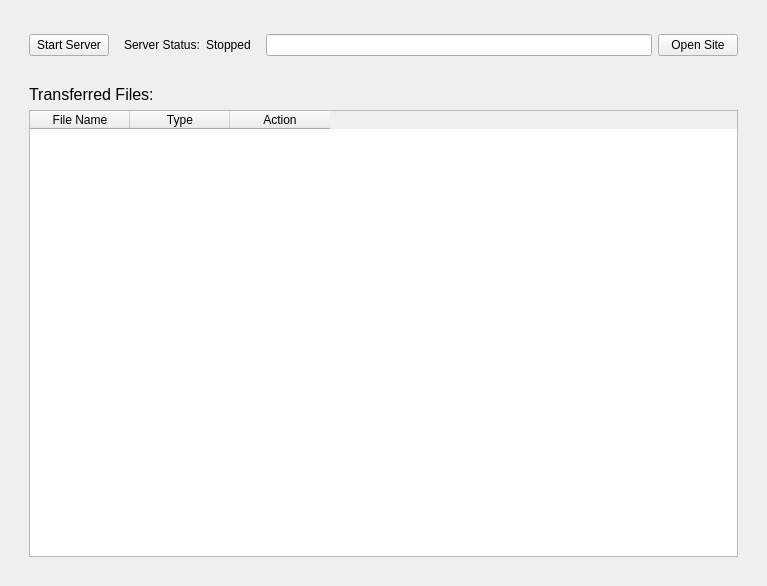
This is STS-PLUGIN-WIFT/WIFT.ui in MaxTheSpy/STS-PLUGIN-WIFT as Qt 5 draws it before an edit. The edited form follows.
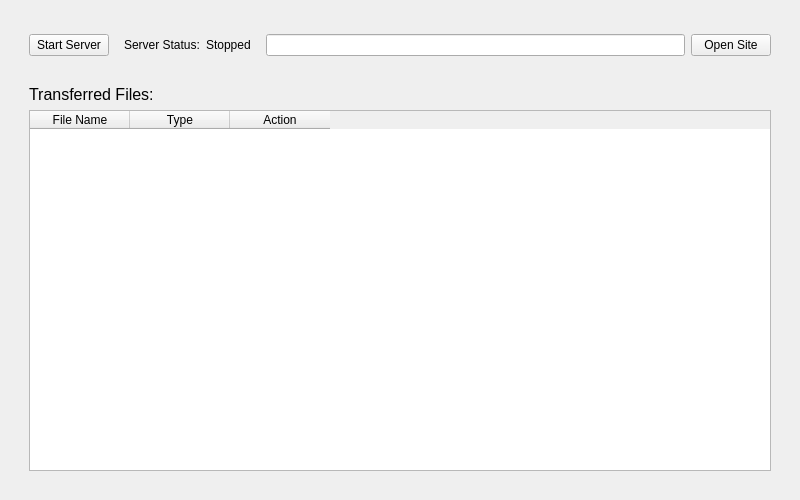
This is the edited form.

Commit message: Added requirements.txt fixed WIFT column widths

Patch:
```diff
--- a/STS-PLUGIN-WIFT/WIFT.ui
+++ b/STS-PLUGIN-WIFT/WIFT.ui
@@ -6,14 +6,14 @@
    <rect>
     <x>0</x>
     <y>0</y>
-    <width>767</width>
-    <height>586</height>
+    <width>800</width>
+    <height>500</height>
    </rect>
   </property>
   <property name="minimumSize">
    <size>
-    <width>578</width>
-    <height>296</height>
+    <width>500</width>
+    <height>300</height>
    </size>
   </property>
   <property name="windowTitle">
@@ -92,6 +92,9 @@
          </item>
          <item>
           <widget class="QTableWidget" name="file_table">
+           <attribute name="horizontalHeaderStretchLastSection">
+            <bool>false</bool>
+           </attribute>
            <column>
             <property name="text">
              <string>File Name</string>
```
The commit also changes 3 other files.
